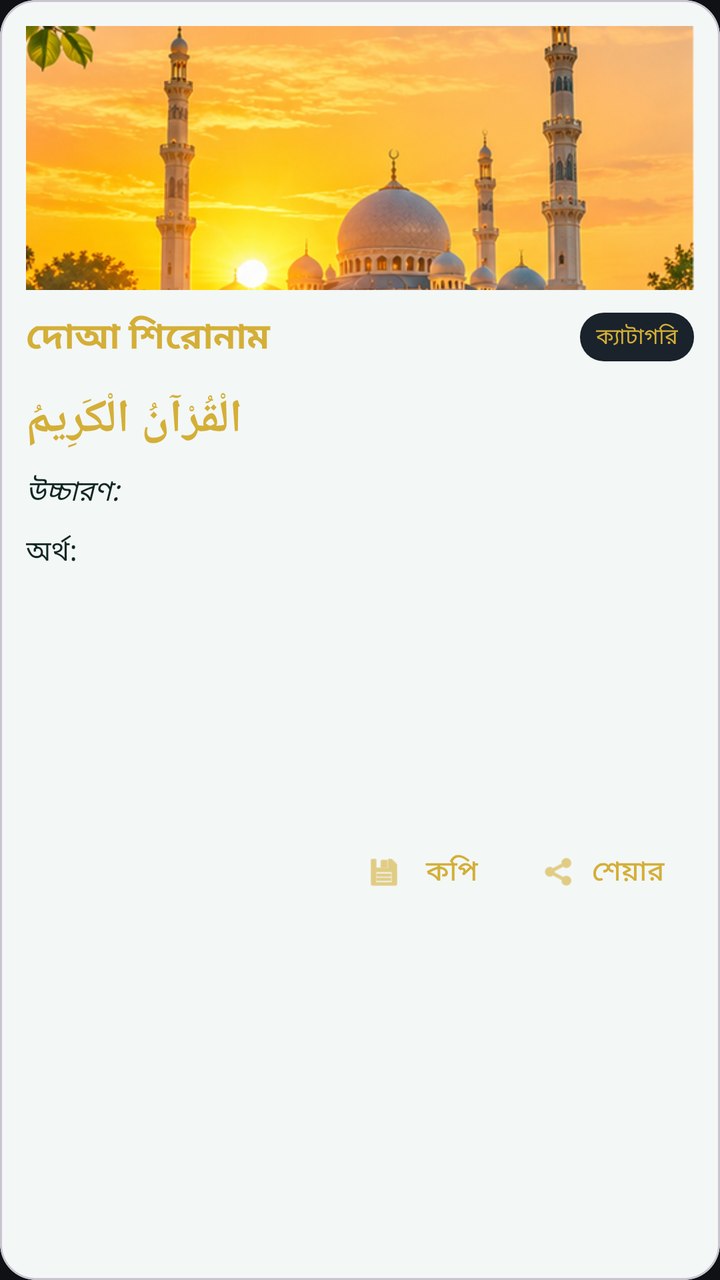
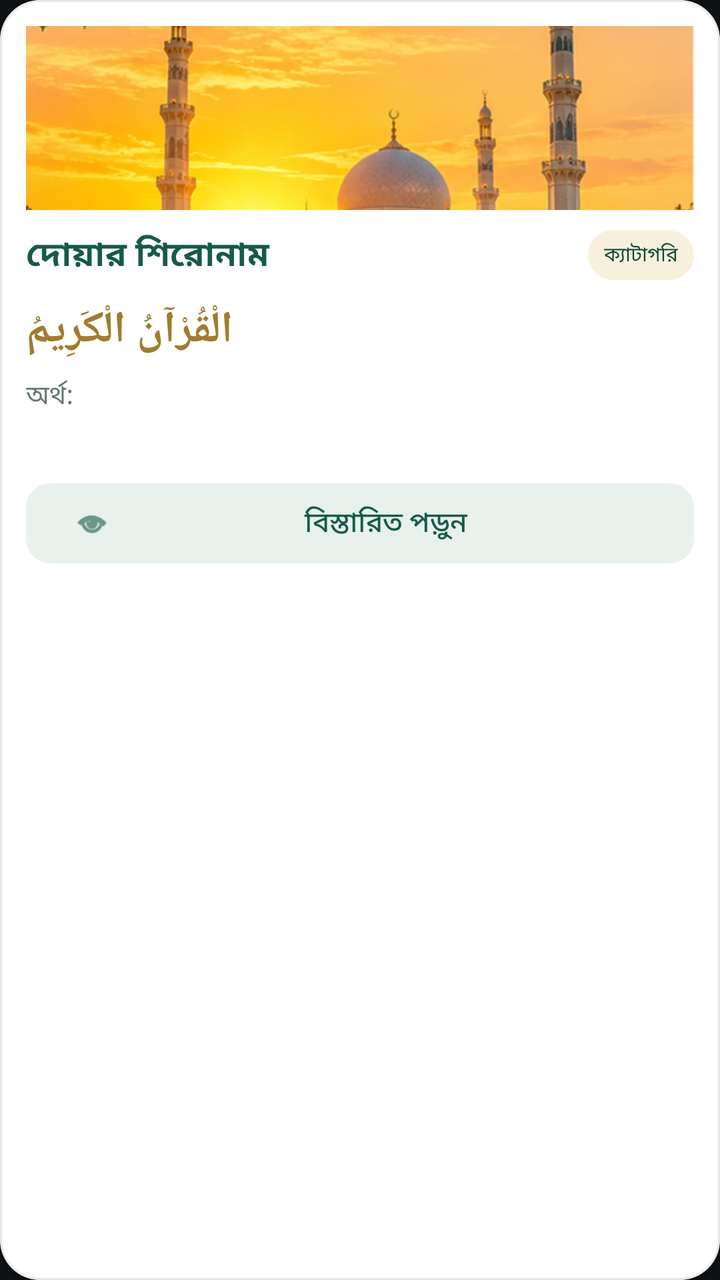

Screens rendered from an Android XML layout before and after an edit, with the pre-edit source and the edit as a unified diff.
<!-- AndroidManifest.xml: application theme Theme.IslamicAlarm -->
<!-- res/layout/item_dua.xml -->
<?xml version="1.0" encoding="utf-8"?>
<com.google.android.material.card.MaterialCardView xmlns:android="http://schemas.android.com/apk/res/android"
    xmlns:app="http://schemas.android.com/apk/res-auto"
    android:layout_width="match_parent"
    android:layout_height="wrap_content"
    android:layout_marginHorizontal="14dp"
    android:layout_marginVertical="7dp"
    app:cardBackgroundColor="@color/waqt_card_bg"
    app:cardCornerRadius="18dp"
    app:cardElevation="3dp">

    <LinearLayout
        android:layout_width="match_parent"
        android:layout_height="wrap_content"
        android:orientation="vertical"
        android:padding="13dp">

        <ImageView
            android:id="@+id/ivDuaIllustration"
            android:layout_width="match_parent"
            android:layout_height="132dp"
            android:contentDescription="ইসলামিক বিষয়ভিত্তিক ছবি"
            android:scaleType="centerCrop"
            android:src="@drawable/dua_cat_mosque" />

        <LinearLayout
            android:layout_width="match_parent"
            android:layout_height="wrap_content"
            android:layout_marginTop="10dp"
            android:gravity="center_vertical"
            android:orientation="horizontal">

            <TextView
                android:id="@+id/tvDuaTitle"
                android:layout_width="0dp"
                android:layout_height="wrap_content"
                android:layout_weight="1"
                android:text="দোআ শিরোনাম"
                android:textColor="@color/secondary"
                android:textSize="18sp"
                android:textStyle="bold" />

            <TextView
                android:id="@+id/tvDuaCategoryTag"
                android:layout_width="wrap_content"
                android:layout_height="wrap_content"
                android:background="@drawable/bg_label_chip"
                android:paddingHorizontal="8dp"
                android:paddingVertical="4dp"
                android:text="ক্যাটাগরি"
                android:textColor="@color/secondary"
                android:textSize="11sp" />
        </LinearLayout>

        <TextView
            android:id="@+id/tvDuaArabic"
            android:layout_width="match_parent"
            android:layout_height="wrap_content"
            android:layout_marginTop="12dp"
            android:gravity="end"
            android:lineSpacingExtra="5dp"
            android:text="الْقُرْآنُ الْكَرِيمُ"
            android:textColor="@color/secondary"
            android:textSize="23sp"
            android:textStyle="bold" />

        <TextView
            android:id="@+id/tvDuaTransliteration"
            android:layout_width="match_parent"
            android:layout_height="wrap_content"
            android:layout_marginTop="10dp"
            android:text="উচ্চারণ:"
            android:textColor="@color/waqt_text_dark"
            android:textSize="14sp"
            android:textStyle="italic" />

        <TextView
            android:id="@+id/tvDuaTranslation"
            android:layout_width="match_parent"
            android:layout_height="wrap_content"
            android:layout_marginTop="9dp"
            android:lineSpacingExtra="3dp"
            android:text="অর্থ:"
            android:textColor="@color/waqt_text_dark"
            android:textSize="14sp" />

        <TextView
            android:id="@+id/tvDuaWhen"
            android:layout_width="match_parent"
            android:layout_height="wrap_content"
            android:layout_marginTop="8dp"
            android:textColor="@color/waqt_text_dark"
            android:textSize="13sp" />

        <TextView
            android:id="@+id/tvDuaCount"
            android:layout_width="match_parent"
            android:layout_height="wrap_content"
            android:layout_marginTop="5dp"
            android:textColor="@color/waqt_text_dark"
            android:textSize="13sp" />

        <TextView
            android:id="@+id/tvDuaVirtue"
            android:layout_width="match_parent"
            android:layout_height="wrap_content"
            android:layout_marginTop="5dp"
            android:lineSpacingExtra="2dp"
            android:textColor="@color/waqt_text_dark"
            android:textSize="13sp" />

        <TextView
            android:id="@+id/tvDuaGrade"
            android:layout_width="match_parent"
            android:layout_height="wrap_content"
            android:layout_marginTop="5dp"
            android:textColor="@color/waqt_text_dark_secondary"
            android:textSize="12sp" />

        <TextView
            android:id="@+id/tvDuaReference"
            android:layout_width="match_parent"
            android:layout_height="wrap_content"
            android:layout_marginTop="7dp"
            android:textColor="@color/waqt_text_dark_secondary"
            android:textSize="12sp" />

        <LinearLayout
            android:layout_width="match_parent"
            android:layout_height="wrap_content"
            android:layout_marginTop="10dp"
            android:gravity="end"
            android:orientation="horizontal">

            <com.google.android.material.button.MaterialButton
                android:id="@+id/btnCopyDua"
                style="@style/Widget.Material3.Button.TextButton"
                android:layout_width="wrap_content"
                android:layout_height="wrap_content"
                android:text="কপি"
                android:textColor="@color/secondary"
                app:icon="@android:drawable/ic_menu_save"
                app:iconTint="@color/secondary" />

            <com.google.android.material.button.MaterialButton
                android:id="@+id/btnShareDua"
                style="@style/Widget.Material3.Button.TextButton"
                android:layout_width="wrap_content"
                android:layout_height="wrap_content"
                android:text="শেয়ার"
                android:textColor="@color/secondary"
                app:icon="@android:drawable/ic_menu_share"
                app:iconTint="@color/secondary" />
        </LinearLayout>
    </LinearLayout>
</com.google.android.material.card.MaterialCardView>
<!-- resources referenced by this layout -->
<resources>
  <color name="secondary">#D4AF37</color>
  <color name="waqt_card_bg">#F3F7F6</color>
  <color name="waqt_text_dark">#122722</color>
  <color name="waqt_text_dark_secondary">#3E5E56</color>
  <!-- drawable bg_label_chip (drawable) -->
  <?xml version="1.0" encoding="utf-8"?>
  <shape xmlns:android="http://schemas.android.com/apk/res/android"
      android:shape="rectangle">
      <solid android:color="@color/light_emerald" />
      <corners android:radius="12dp" />
  </shape>
  <!-- drawable dua_cat_mosque: png bitmap (drawable-nodpi, 410204 bytes) -->
  <style name="Theme.IslamicAlarm" parent="Theme.Material3.DayNight.NoActionBar">
          <item name="colorPrimary">@color/primary</item>
          <item name="colorPrimaryDark">@color/primary_variant</item>
          <item name="colorSecondary">@color/secondary</item>
          <item name="android:statusBarColor">@color/primary_variant</item>
          <item name="android:windowBackground">@color/background</item>
      </style>
  <color name="light_emerald">#1A222B</color>
  <color name="primary">#0F1115</color>
  <color name="primary_variant">#0A0B0E</color>
  <color name="background">#0F1115</color>
</resources>

<!-- the commit's change to res/layout/item_dua.xml (unified diff, before → after) -->
@@ -5,9 +5,13 @@
     android:layout_height="wrap_content"
     android:layout_marginHorizontal="14dp"
     android:layout_marginVertical="7dp"
-    app:cardBackgroundColor="@color/waqt_card_bg"
-    app:cardCornerRadius="18dp"
-    app:cardElevation="3dp">
+    android:clickable="true"
+    android:focusable="true"
+    app:cardBackgroundColor="@color/dua_surface"
+    app:cardCornerRadius="20dp"
+    app:cardElevation="2dp"
+    app:strokeColor="@color/dua_border"
+    app:strokeWidth="1dp">
 
     <LinearLayout
         android:layout_width="match_parent"
@@ -18,7 +22,7 @@
         <ImageView
             android:id="@+id/ivDuaIllustration"
             android:layout_width="match_parent"
-            android:layout_height="132dp"
+            android:layout_height="92dp"
             android:contentDescription="ইসলামিক বিষয়ভিত্তিক ছবি"
             android:scaleType="centerCrop"
             android:src="@drawable/dua_cat_mosque" />
@@ -35,122 +39,67 @@
                 android:layout_width="0dp"
                 android:layout_height="wrap_content"
                 android:layout_weight="1"
-                android:text="দোআ শিরোনাম"
-                android:textColor="@color/secondary"
-                android:textSize="18sp"
+                android:text="দোয়ার শিরোনাম"
+                android:textColor="@color/dua_primary"
+                android:textSize="17sp"
                 android:textStyle="bold" />
 
             <TextView
                 android:id="@+id/tvDuaCategoryTag"
                 android:layout_width="wrap_content"
                 android:layout_height="wrap_content"
-                android:background="@drawable/bg_label_chip"
+                android:background="@drawable/bg_dua_count"
                 android:paddingHorizontal="8dp"
-                android:paddingVertical="4dp"
+                android:paddingVertical="5dp"
                 android:text="ক্যাটাগরি"
-                android:textColor="@color/secondary"
-                android:textSize="11sp" />
+                android:textColor="@color/dua_primary_dark"
+                android:textSize="10sp" />
         </LinearLayout>
 
         <TextView
             android:id="@+id/tvDuaArabic"
             android:layout_width="match_parent"
             android:layout_height="wrap_content"
-            android:layout_marginTop="12dp"
+            android:layout_marginTop="10dp"
+            android:ellipsize="end"
             android:gravity="end"
-            android:lineSpacingExtra="5dp"
+            android:lineSpacingExtra="4dp"
+            android:maxLines="3"
             android:text="الْقُرْآنُ الْكَرِيمُ"
-            android:textColor="@color/secondary"
-            android:textSize="23sp"
+            android:textColor="#A17B2E"
+            android:textSize="22sp"
             android:textStyle="bold" />
-
-        <TextView
-            android:id="@+id/tvDuaTransliteration"
-            android:layout_width="match_parent"
-            android:layout_height="wrap_content"
-            android:layout_marginTop="10dp"
-            android:text="উচ্চারণ:"
-            android:textColor="@color/waqt_text_dark"
-            android:textSize="14sp"
-            android:textStyle="italic" />
 
         <TextView
             android:id="@+id/tvDuaTranslation"
             android:layout_width="match_parent"
             android:layout_height="wrap_content"
-            android:layout_marginTop="9dp"
-            android:lineSpacingExtra="3dp"
+            android:layout_marginTop="8dp"
+            android:ellipsize="end"
+            android:maxLines="2"
             android:text="অর্থ:"
-            android:textColor="@color/waqt_text_dark"
-            android:textSize="14sp" />
+            android:textColor="@color/dua_muted"
+            android:textSize="13sp" />
 
         <TextView
             android:id="@+id/tvDuaWhen"
             android:layout_width="match_parent"
             android:layout_height="wrap_content"
-            android:layout_marginTop="8dp"
-            android:textColor="@color/waqt_text_dark"
-            android:textSize="13sp" />
-
-        <TextView
-            android:id="@+id/tvDuaCount"
-            android:layout_width="match_parent"
-            android:layout_height="wrap_content"
-            android:layout_marginTop="5dp"
-            android:textColor="@color/waqt_text_dark"
-            android:textSize="13sp" />
-
-        <TextView
-            android:id="@+id/tvDuaVirtue"
-            android:layout_width="match_parent"
-            android:layout_height="wrap_content"
-            android:layout_marginTop="5dp"
-            android:lineSpacingExtra="2dp"
-            android:textColor="@color/waqt_text_dark"
-            android:textSize="13sp" />
-
-        <TextView
-            android:id="@+id/tvDuaGrade"
-            android:layout_width="match_parent"
-            android:layout_height="wrap_content"
-            android:layout_marginTop="5dp"
-            android:textColor="@color/waqt_text_dark_secondary"
+            android:layout_marginTop="7dp"
+            android:textColor="@color/dua_muted"
             android:textSize="12sp" />
 
-        <TextView
-            android:id="@+id/tvDuaReference"
+        <com.google.android.material.button.MaterialButton
+            android:id="@+id/btnOpenDuaDetail"
+            style="@style/Widget.Material3.Button.TonalButton"
             android:layout_width="match_parent"
             android:layout_height="wrap_content"
             android:layout_marginTop="7dp"
-            android:textColor="@color/waqt_text_dark_secondary"
-            android:textSize="12sp" />
-
-        <LinearLayout
-            android:layout_width="match_parent"
-            android:layout_height="wrap_content"
-            android:layout_marginTop="10dp"
-            android:gravity="end"
-            android:orientation="horizontal">
-
-            <com.google.android.material.button.MaterialButton
-                android:id="@+id/btnCopyDua"
-                style="@style/Widget.Material3.Button.TextButton"
-                android:layout_width="wrap_content"
-                android:layout_height="wrap_content"
-                android:text="কপি"
-                android:textColor="@color/secondary"
-                app:icon="@android:drawable/ic_menu_save"
-                app:iconTint="@color/secondary" />
-
-            <com.google.android.material.button.MaterialButton
-                android:id="@+id/btnShareDua"
-                style="@style/Widget.Material3.Button.TextButton"
-                android:layout_width="wrap_content"
-                android:layout_height="wrap_content"
-                android:text="শেয়ার"
-                android:textColor="@color/secondary"
-                app:icon="@android:drawable/ic_menu_share"
-                app:iconTint="@color/secondary" />
-        </LinearLayout>
+            android:text="বিস্তারিত পড়ুন"
+            android:textColor="@color/dua_primary"
+            app:backgroundTint="@color/dua_soft_green"
+            app:cornerRadius="12dp"
+            app:icon="@android:drawable/ic_menu_view"
+            app:iconTint="@color/dua_primary" />
     </LinearLayout>
 </com.google.android.material.card.MaterialCardView>
<!-- resource entries referenced after the edit -->
@@ -1,16 +1,18 @@
 <!-- resources referenced by this layout -->
 <resources>
+  <color name="dua_border">#E4E9E2</color>
+  <color name="dua_muted">#64766F</color>
+  <color name="dua_primary">#145B48</color>
+  <color name="dua_primary_dark">#0D4436</color>
+  <color name="dua_soft_green">#E8F1EB</color>
+  <color name="dua_surface">#FFFFFF</color>
+  <!-- drawable bg_dua_count (drawable) -->
+  <?xml version="1.0" encoding="utf-8"?>
+  <shape xmlns:android="http://schemas.android.com/apk/res/android">
+      <solid android:color="#F7F0DD"/>
+      <corners android:radius="30dp"/>
+  </shape>
   <color name="secondary">#D4AF37</color>
-  <color name="waqt_card_bg">#F3F7F6</color>
-  <color name="waqt_text_dark">#122722</color>
-  <color name="waqt_text_dark_secondary">#3E5E56</color>
-  <!-- drawable bg_label_chip (drawable) -->
-  <?xml version="1.0" encoding="utf-8"?>
-  <shape xmlns:android="http://schemas.android.com/apk/res/android"
-      android:shape="rectangle">
-      <solid android:color="@color/light_emerald" />
-      <corners android:radius="12dp" />
-  </shape>
   <!-- drawable dua_cat_mosque: png bitmap (drawable-nodpi, 410204 bytes) -->
   <style name="Theme.IslamicAlarm" parent="Theme.Material3.DayNight.NoActionBar">
           <item name="colorPrimary">@color/primary</item>
@@ -19,7 +21,6 @@
           <item name="android:statusBarColor">@color/primary_variant</item>
           <item name="android:windowBackground">@color/background</item>
       </style>
-  <color name="light_emerald">#1A222B</color>
   <color name="primary">#0F1115</color>
   <color name="primary_variant">#0A0B0E</color>
   <color name="background">#0F1115</color>
